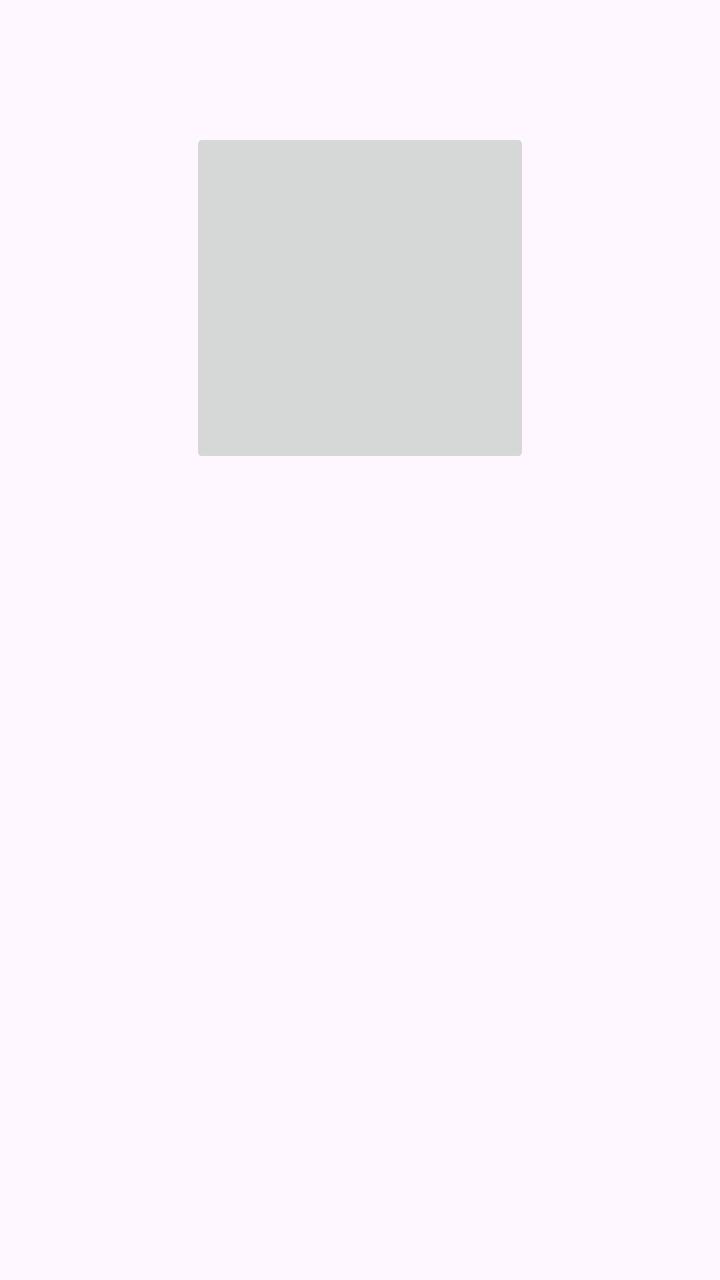
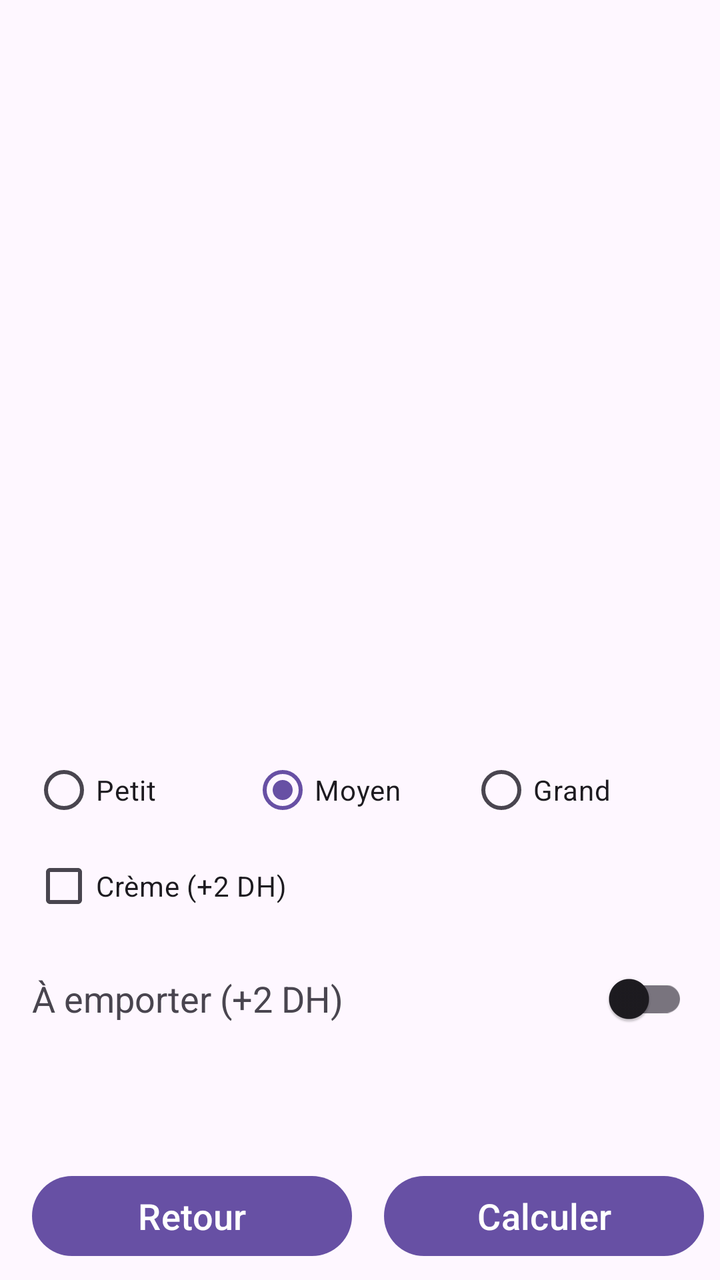

An Android layout rendered at two revisions. The XML below is the earlier revision; the diff shows what the commit changed to produce the second picture.
<!-- AndroidManifest.xml: application theme Theme.CafeExpress2 -->
<!-- res/layout/activity_details.xml -->
<?xml version="1.0" encoding="utf-8"?>
<androidx.constraintlayout.widget.ConstraintLayout xmlns:android="http://schemas.android.com/apk/res/android"
    xmlns:app="http://schemas.android.com/apk/res-auto"
    xmlns:tools="http://schemas.android.com/tools"
    android:id="@+id/main"
    android:layout_width="match_parent"
    android:layout_height="match_parent"
    tools:context=".DetailsActivity">

    

    <com.google.android.material.appbar.AppBarLayout
        android:id="@+id/appBar"
        android:layout_width="match_parent"
        android:layout_height="wrap_content"
        app:layout_constraintTop_toTopOf="parent">

        <com.google.android.material.appbar.MaterialToolbar
            android:id="@+id/customPageBar"
            android:layout_width="match_parent"
            android:layout_height="?attr/actionBarSize"
            app:title=""
            app:titleCentered="true" />

    </com.google.android.material.appbar.AppBarLayout>

    <ImageButton
        android:id="@+id/menuItemPicture"
        android:layout_width="170dp"
        android:layout_height="170dp"
        android:layout_marginBottom="15dp"
        android:src=""
        app:layout_constraintEnd_toEndOf="parent"
        app:layout_constraintStart_toStartOf="parent"
        app:layout_constraintTop_toBottomOf="@id/appBar" />

    <TextView
        android:id="@+id/menuItemName"
        android:layout_width="0dp"
        android:layout_height="0dp"
        android:text="cappuccino"
        android:textSize="22sp"/>


</androidx.constraintlayout.widget.ConstraintLayout>
<!-- resources referenced by this layout -->
<resources>
  <style name="Theme.CafeExpress2" parent="Base.Theme.CafeExpress2" />
  <style name="Base.Theme.CafeExpress2" parent="Theme.Material3.DayNight.NoActionBar">
          
          
      </style>
</resources>

<!-- the commit's change to res/layout/activity_details.xml (unified diff, before → after) -->
@@ -24,22 +24,138 @@
 
     </com.google.android.material.appbar.AppBarLayout>
 
-    <ImageButton
+    <ImageView
         android:id="@+id/menuItemPicture"
-        android:layout_width="170dp"
-        android:layout_height="170dp"
-        android:layout_marginBottom="15dp"
-        android:src=""
+        android:layout_width="200dp"
+        android:layout_height="200dp"
+        android:scaleType="centerCrop"
         app:layout_constraintEnd_toEndOf="parent"
         app:layout_constraintStart_toStartOf="parent"
         app:layout_constraintTop_toBottomOf="@id/appBar" />
 
     <TextView
         android:id="@+id/menuItemName"
+        android:layout_width="wrap_content"
+        android:layout_height="wrap_content"
+        android:layout_marginTop="8dp"
+        android:text=""
+        android:textSize="24sp"
+        android:textStyle="bold"
+        app:layout_constraintEnd_toEndOf="parent"
+        app:layout_constraintStart_toStartOf="parent"
+        app:layout_constraintTop_toBottomOf="@id/menuItemPicture" />
+
+    <TextView
+        android:id="@+id/menuItemDescription"
+        android:layout_width="wrap_content"
+        android:layout_height="wrap_content"
+        android:layout_marginTop="25dp"
+        android:text=""
+        android:textSize="16dp"
+        android:textStyle="italic"
+        app:layout_constraintEnd_toEndOf="parent"
+        app:layout_constraintStart_toStartOf="parent"
+        app:layout_constraintTop_toBottomOf="@id/menuItemName" />
+
+    <RadioGroup
+        android:id="@+id/rgTaille"
         android:layout_width="0dp"
-        android:layout_height="0dp"
-        android:text="cappuccino"
-        android:textSize="22sp"/>
+        android:layout_height="wrap_content"
+        android:layout_marginTop="20dp"
+        android:orientation="horizontal"
+        android:paddingHorizontal="16dp"
+        app:layout_constraintEnd_toEndOf="parent"
+        app:layout_constraintHorizontal_bias="0.0"
+        app:layout_constraintStart_toStartOf="parent"
+        app:layout_constraintTop_toBottomOf="@id/menuItemDescription">
 
+        <RadioButton
+            android:id="@+id/rbPetit"
+            android:layout_width="0dp"
+            android:layout_height="wrap_content"
+            android:layout_weight="1"
+            android:text="Petit" />
+
+        <RadioButton
+            android:id="@+id/rbMoyen"
+            android:layout_width="0dp"
+            android:layout_height="wrap_content"
+            android:layout_weight="1"
+            android:checked="true"
+            android:text="Moyen" />
+
+        <RadioButton
+            android:id="@+id/rbGrand"
+            android:layout_width="0dp"
+            android:layout_height="wrap_content"
+            android:layout_weight="1"
+            android:text="Grand" />
+
+    </RadioGroup>
+
+    <CheckBox
+        android:id="@+id/cbCreme"
+        android:layout_width="0dp"
+        android:layout_height="wrap_content"
+        android:layout_marginStart="16dp"
+        android:text="Crème (+2 DH)"
+        app:layout_constraintStart_toStartOf="parent"
+        app:layout_constraintTop_toBottomOf="@id/rgTaille" />
+
+    <TextView
+        android:id="@+id/lblEmporter"
+        android:layout_width="wrap_content"
+        android:layout_height="wrap_content"
+        android:layout_marginHorizontal="16dp"
+        android:layout_marginTop="20dp"
+        android:text="À emporter (+2 DH)"
+        android:textSize="18sp"
+        app:layout_constraintStart_toStartOf="parent"
+        app:layout_constraintTop_toBottomOf="@id/cbCreme" />
+
+    <androidx.appcompat.widget.SwitchCompat
+        android:id="@+id/swEmporter"
+        android:layout_width="wrap_content"
+        android:layout_height="wrap_content"
+        android:layout_marginEnd="16dp"
+        app:layout_constraintBottom_toBottomOf="@id/lblEmporter"
+        app:layout_constraintEnd_toEndOf="parent"
+        app:layout_constraintTop_toTopOf="@id/lblEmporter" />
+
+    <TextView
+        android:layout_width="wrap_content"
+        android:layout_height="wrap_content"
+        android:text=""
+        android:textSize="24sp"
+        app:layout_constraintBottom_toTopOf="@id/btnCalculer"
+        app:layout_constraintEnd_toEndOf="parent"
+        app:layout_constraintStart_toStartOf="parent"
+        app:layout_constraintTop_toBottomOf="@id/swEmporter" />
+
+    <Button
+        android:id="@+id/btnRetour"
+        android:layout_width="0dp"
+        android:layout_height="wrap_content"
+        android:layout_marginHorizontal="16dp"
+        android:layout_marginBottom="8dp"
+        android:text="Retour"
+        android:textSize="18dp"
+        app:layout_constraintBottom_toBottomOf="parent"
+        app:layout_constraintEnd_toStartOf="@id/btnCalculer"
+        app:layout_constraintHorizontal_weight="1"
+        app:layout_constraintStart_toStartOf="parent" />
+
+    <Button
+        android:id="@+id/btnCalculer"
+        android:layout_width="0dp"
+        android:layout_height="wrap_content"
+        android:layout_marginEnd="8dp"
+        android:layout_marginBottom="8dp"
+        android:text="Calculer"
+        android:textSize="18dp"
+        app:layout_constraintBottom_toBottomOf="parent"
+        app:layout_constraintEnd_toEndOf="parent"
+        app:layout_constraintHorizontal_weight="1"
+        app:layout_constraintStart_toEndOf="@id/btnRetour" />
 
 </androidx.constraintlayout.widget.ConstraintLayout>
